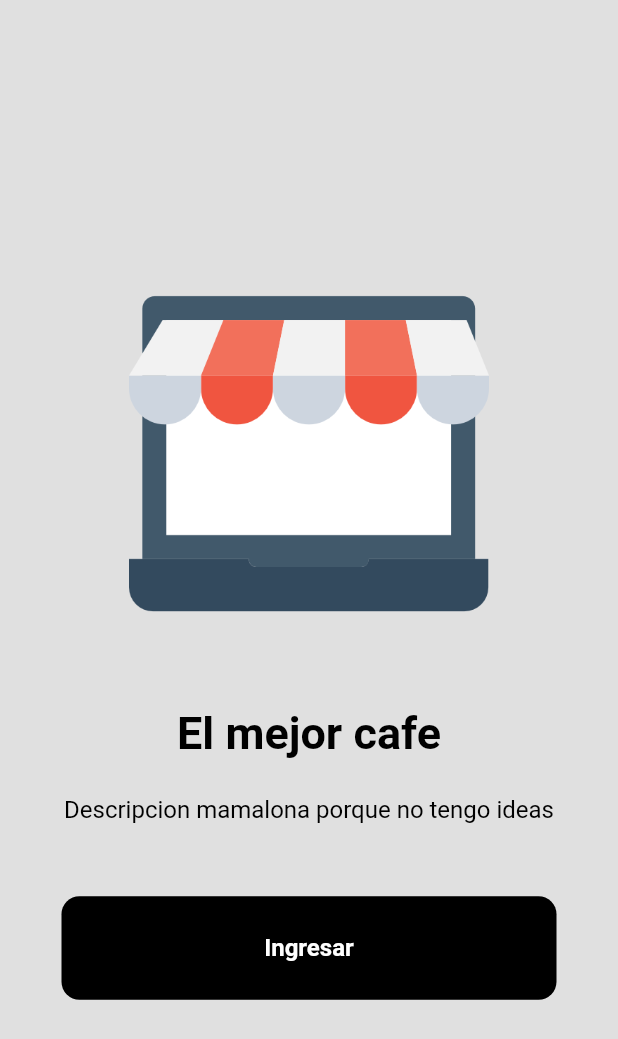
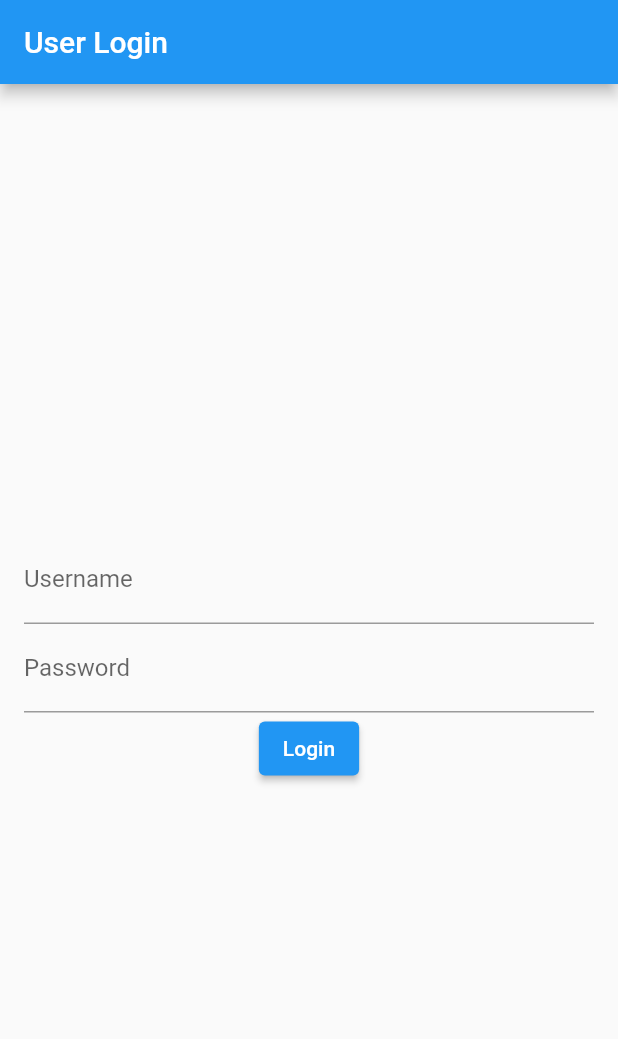
Before and after one commit to SantiagoAlguien/fakestore, a Flutter app: the screen it shows after launch, on a phone screen of 412 x 824 dp. Shown: the top 1039 px of the screen. Run offline on Flutter 3.47's test engine with Material 2 defaults, Android fonts, the phone set to English and light mode, and no system bars; our stand-ins replace google_nav_bar, loading_indicator; missing offline and left inert: dart:ffi; accounts and stored records are empty.

Commit message:
integracion del login falta saber que hacer token

```diff
--- a/lib/main.dart
+++ b/lib/main.dart
@@ -16,7 +16,7 @@ class MyApp extends StatefulWidget {
 class _MyAppState extends State<MyApp> {
   @override
   Widget build(BuildContext context) {
-    return const MaterialApp(
+    return  MaterialApp(
       debugShowCheckedModeBanner: false,
       home: LoginPage(),
     );
--- a/lib/src/data/datasources/UserRemote.dart
+++ b/lib/src/data/datasources/UserRemote.dart
@@ -3,21 +3,21 @@ import 'package:fakestore/src/data/mapper/UserMapper.dart';
 import 'package:http/http.dart' as http;
 
 class AuthRemoteDataSource  {
-
   final String _baseUrl = "https://fakestoreapi.com";
 
-  Future<UserMapper> login(String email, String password) async {
+  Future<UserMapper> login(String username, String password) async {
     final response = await http.post(
       Uri.parse('$_baseUrl/auth/login'),
       headers: <String, String>{
         'Content-Type': 'application/json; charset=UTF-8',
       },
       body: jsonEncode(<String, String>{
-        'email':email,
+        'username':username,
         'password':password,
       })
     );
     if (response.statusCode == 200) {
+      print(response.body);
       return UserMapper.fromJson(jsonDecode(response.body));
     }else{
       throw Exception('Falla en el login');
--- a/lib/src/data/mapper/UserMapper.dart
+++ b/lib/src/data/mapper/UserMapper.dart
@@ -3,12 +3,14 @@
 //     final userMapper = userMapperFromJson(jsonString);
 
 import 'dart:convert';
+import 'dart:ffi';
 
 UserMapper userMapperFromJson(String str) => UserMapper.fromJson(json.decode(str));
 
 String userMapperToJson(UserMapper data) => json.encode(data.toJson());
 
 class UserMapper {
+    int id;
     String email;
     String username;
     String password;
@@ -17,6 +19,7 @@ class UserMapper {
     String phone;
 
     UserMapper({
+        required this.id,
         required this.email,
         required this.username,
         required this.password,
@@ -26,6 +29,7 @@ class UserMapper {
     });
 
     factory UserMapper.fromJson(Map<String, dynamic> json) => UserMapper(
+        id: json["id"],
         email: json["email"],
         username: json["username"],
         password: json["password"],
@@ -35,6 +39,7 @@ class UserMapper {
     );
 
     Map<String, dynamic> toJson() => {
+        "id": id,
         "email": email,
         "username": username,
         "password": password,
--- a/lib/src/data/repositories/AuthRepositoryImpl.dart
+++ b/lib/src/data/repositories/AuthRepositoryImpl.dart
@@ -1,25 +1,92 @@
 import 'package:fakestore/src/data/datasources/UserRemote.dart';
+import 'package:fakestore/src/data/mapper/ProductMapper.dart';
 import 'package:fakestore/src/domain/entities/user/User.dart';
 import 'package:fakestore/src/domain/gateway/user_gateway.dart';
 
-// class AuthRepositoryImpl implements AuthGateway {
-//   final AuthRemoteDataSource remoteDataSource;
+class AuthRepositoryImpl implements AuthGateway {
+  final AuthRemoteDataSource dataSource;
 
-//   AuthRepositoryImpl(this.remoteDataSource);
+  AuthRepositoryImpl(this.dataSource);
 
-//   // @override
-//   // Future<User> login(String email, String password) async {
-//   //   final userMapper = await remoteDataSource.login(email, password);
+  @override
+  Future<User> login(String email, String password) async {
+    var userMapper = await dataSource.login(email, password);
 
-//   //   return User(...); // Asegúrate de mapear correctamente los campos
-//   // }
+    return User(
+      id: userMapper.id,
+      email: userMapper.email,
+      password: userMapper.password,
+      username: userMapper.username,
+      phone: userMapper.phone,
+      name: Name(
+        firstname: userMapper.name.firstname,
+        lastname: userMapper.name.lastname
+      ),
+      address: Address(
+        city: userMapper.address.city,
+        street: userMapper.address.street,
+        number: userMapper.address.number,
+        zipcode: userMapper.address.zipcode,
+        geolocation: Geolocation(lat: userMapper.address.geolocation.lat, long: userMapper.address.geolocation.long)
+        )
+      );
+  }
 
-//   // @override
-//   // Future<User> register(
-//   //   String email,
-//   //   String password, ...) async {
-//   //   final userMapper = await remoteDataSource.register(email, password, username,);
-//   //   // Convertir UserMapper a User
-//   //   return User(...);
-//   // }
-// }
+  @override
+  Future<User> register(
+      String email,
+      String username,
+      String password,
+      String phone,
+      String firstName,
+      String lastName,
+      String city,
+      String street,
+      int number,
+      String zipcode,
+      String lat,
+      String long,
+    ) async{
+    var userMapper = await dataSource.register(
+      email,
+      username,
+      password,
+      phone,
+      firstName,
+      lastName,
+      city,
+      street as int,
+      number as String,
+      zipcode,
+      lat,
+      long
+    );
+    return User(
+      id: userMapper.id,
+      email: userMapper.email,
+      password: userMapper.password,
+      username: userMapper.username,
+      phone: userMapper.phone,
+      name: Name(
+        firstname: userMapper.name.firstname,
+        lastname: userMapper.name.lastname
+      ),
+      address: Address(
+        city: userMapper.address.city,
+        street: userMapper.address.street,
+        number: userMapper.address.number,
+        zipcode: userMapper.address.zipcode,
+        geolocation: Geolocation(lat: userMapper.address.geolocation.lat, long: userMapper.address.geolocation.long)
+        )
+      );
+  }
+
+  // @override
+  // Future<User> register(
+  //   String email,
+  //   String password, ...) async {
+  //   final userMapper = await remoteDataSource.register(email, password, username,);
+  //   // Convertir UserMapper a User
+  //   return User(...);
+  // }
+}
--- a/lib/src/domain/entities/user/User.dart
+++ b/lib/src/domain/entities/user/User.dart
@@ -1,13 +1,5 @@
 
 class User {
-  final int id;
-  final String email;
-  final String username;
-  final String password;
-  final Name name;
-  final Address address;
-  final String phone;
-
   User({
     required this.id,
     required this.email,
@@ -17,6 +9,14 @@ class User {
     required this.address,
     required this.phone,
   });
+  int id;
+  String email;
+  String username;
+  String password;
+  Name name;
+  Address address;
+  String phone;
+
 }
 
 class Name {
--- a/lib/src/domain/gateway/user_gateway.dart
+++ b/lib/src/domain/gateway/user_gateway.dart
@@ -1,6 +1,19 @@
 import 'package:fakestore/src/domain/entities/user/User.dart';
 
 abstract class AuthGateway {
-  Future<User> login(String email, String password);
-  Future<User> register(String email, String password, String username, String phone);
+  Future<User> login(String username, String password);
+  Future<User> register(
+      String email,
+      String username,
+      String password,
+      String phone,
+      String firstName,
+      String lastName,
+      String city,
+      String street,
+      int number,
+      String zipcode,
+      String lat,
+      String long,
+    );
 }
--- a/lib/src/domain/repositories/UserRepository/postLogin.dart
+++ b/lib/src/domain/repositories/UserRepository/postLogin.dart
@@ -2,12 +2,14 @@
 import 'package:fakestore/src/domain/gateway/user_gateway.dart';
 import 'package:fakestore/src/domain/entities/user/User.dart';
 
-class LoginUseCase {
+class LoginUserCase {
   final AuthGateway _gateway;
 
-  LoginUseCase(this._gateway);
+  LoginUserCase(this._gateway);
 
   Future<User> loginAuth(String email, String password) async {
     return _gateway.login(email, password);
   }
+
+
 }
--- a/lib/src/presentation/pages/login_page.dart
+++ b/lib/src/presentation/pages/login_page.dart
@@ -1,70 +1,88 @@
 
-import 'package:fakestore/cosnt.dart';
-import 'package:fakestore/src/presentation/pages/home_page.dart';
+import 'package:fakestore/src/data/datasources/UserRemote.dart';
+import 'package:fakestore/src/data/repositories/AuthRepositoryImpl.dart';
+import 'package:fakestore/src/domain/entities/user/User.dart';
+import 'package:fakestore/src/domain/repositories/UserRepository/postLogin.dart';
 import 'package:flutter/material.dart';
 
 
-class LoginPage extends StatelessWidget {
-  const LoginPage({super.key});
+class LoginPage extends StatefulWidget {
+  @override
+  _LoginPageState createState() => _LoginPageState();
+}
+
+class _LoginPageState extends State<LoginPage> {
+  final TextEditingController usernameController = TextEditingController();
+  final TextEditingController passwordController = TextEditingController();
+  late LoginUserCase loginUserCase;
+  Future<User>? loggedInUser;
+
+  @override
+  void initState() {
+  super.initState();
+  var userRemoteDataSource = AuthRemoteDataSource();
+  var userRepository = AuthRepositoryImpl(userRemoteDataSource);
+  loginUserCase = LoginUserCase(userRepository);
+}
+
+
+  Future<void> _login() async {
+  try {
+    final user = await loginUserCase.loginAuth(
+      usernameController.text,
+      passwordController.text,
+    );
+    // Manejo después del login exitoso
+    setState(() {
+      loggedInUser = Future.value(user);
+    });
+  } catch (e) {
+    // Manejo de errores
+    print("Error en el login: ${e.toString()}");
+  }
+}
+
 
   @override
   Widget build(BuildContext context) {
   return Scaffold(
-      backgroundColor: backgroundColor,
-      body: Center(
-        child: Padding(
-          padding: const EdgeInsets.symmetric(horizontal: 25.0),
+    appBar: AppBar(title: Text('User Login')),
+    body: Padding(
+      padding: EdgeInsets.all(16.0),
       child: Column(
         mainAxisAlignment: MainAxisAlignment.center,
-            children: [
-              //logo
-              Padding(
-                padding: const EdgeInsets.all(25.0),
-                child: Image.asset('lib/assets/klipartz.com.png', height: 240,)
+        children: <Widget>[
+          TextField(
+            controller: usernameController,
+            decoration: InputDecoration(labelText: 'Username'),
           ),
-              const SizedBox(height: 24,),
-              // titulo
-              const Text("El mejor cafe", style: TextStyle(
-                fontSize: 30,
-                fontWeight: FontWeight.bold,
-                color: Colors.black
-              ),),
-              const SizedBox(height: 24,),
-              //sub titulo
-              const Text("Descripcion mamalona porque no tengo ideas", style: TextStyle(
-                fontSize: 16,
-                color: Colors.black
-              ),textAlign: TextAlign.center,
+          TextField(
+            controller: passwordController,
+            decoration: InputDecoration(labelText: 'Password'),
+            obscureText: true,
           ),
-              const SizedBox(height: 48,),
-              //boton de inicio
-              MaterialButton(
-                onPressed: ()=> Navigator.push(
-                  context,
-                  MaterialPageRoute(builder: ((context) => HomePage()))
+          ElevatedButton(
+            onPressed: _login,
+            child: Text('Login'),
           ),
-                child: Container(
-                  decoration: BoxDecoration(
-                    color: Colors.black,
-                    borderRadius: BorderRadius.circular(12)
+          FutureBuilder<User>(
+            future: loggedInUser,
+            builder: (context, snapshot) {
+              if (snapshot.connectionState == ConnectionState.waiting) {
+                return CircularProgressIndicator();
+              } else if (snapshot.hasError) {
+                return Text('Error: ${snapshot.error}');
+              } else if (snapshot.hasData) {
+                // Manejo después del login exitoso
+                return Text('Login exitoso: ${snapshot.data!.username}');
+              }
+              return Container();
+            },
           ),
-                  padding: const EdgeInsets.all(25),
-                  child: const Center(
-                    child: Text(
-                      "Ingresar",
-                      style: TextStyle(
-                        color: Colors.white,
-                        fontWeight: FontWeight.bold,
-                        fontSize: 16
-                      ),
-                    ),
-                  ),
-                ),
-              )
         ],
       ),
     ),
-      )
   );
 }
+
 }
--- a/pubspec.yaml
+++ b/pubspec.yaml
@@ -39,6 +39,7 @@ dependencies:
   google_nav_bar: ^5.0.6
   provider: ^6.1.1
   loading_indicator: ^3.1.1
+  flutter_secure_storage: ^5.0.2
 
 dev_dependencies:
   flutter_test:
```
Also changed, not shown: lib/src/domain/repositories/UserRepository/postRegistre.dart (+28 -2 lines), pubspec.lock, 5 other files. Lines whose indentation alone changed are shown as unchanged.
